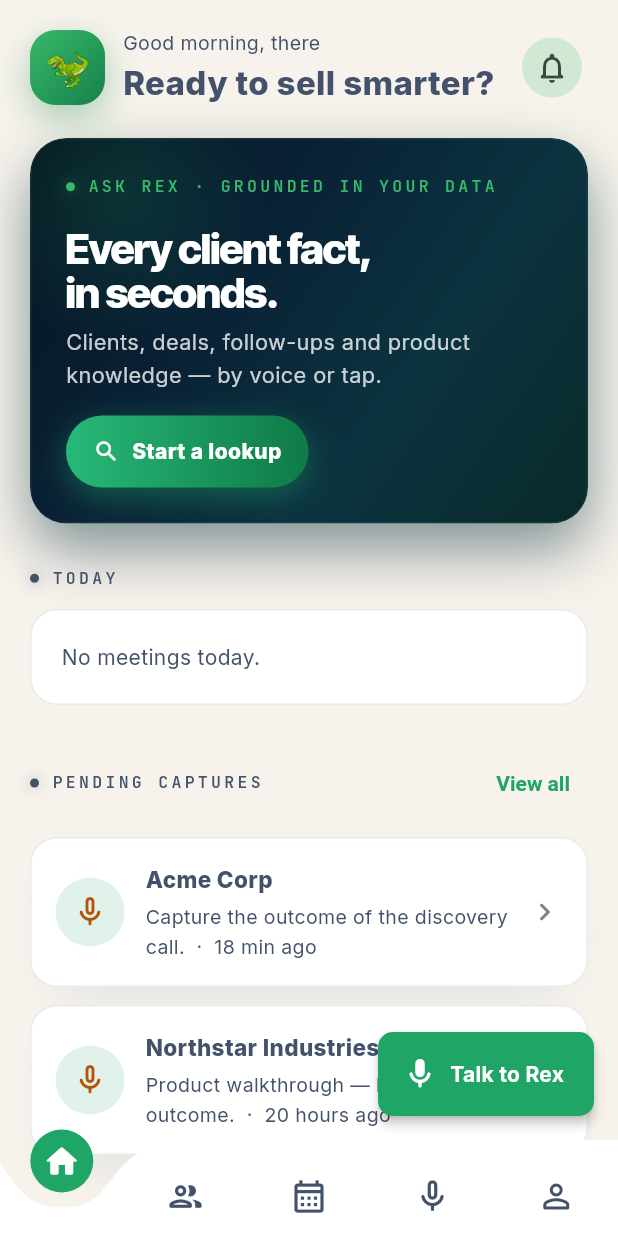
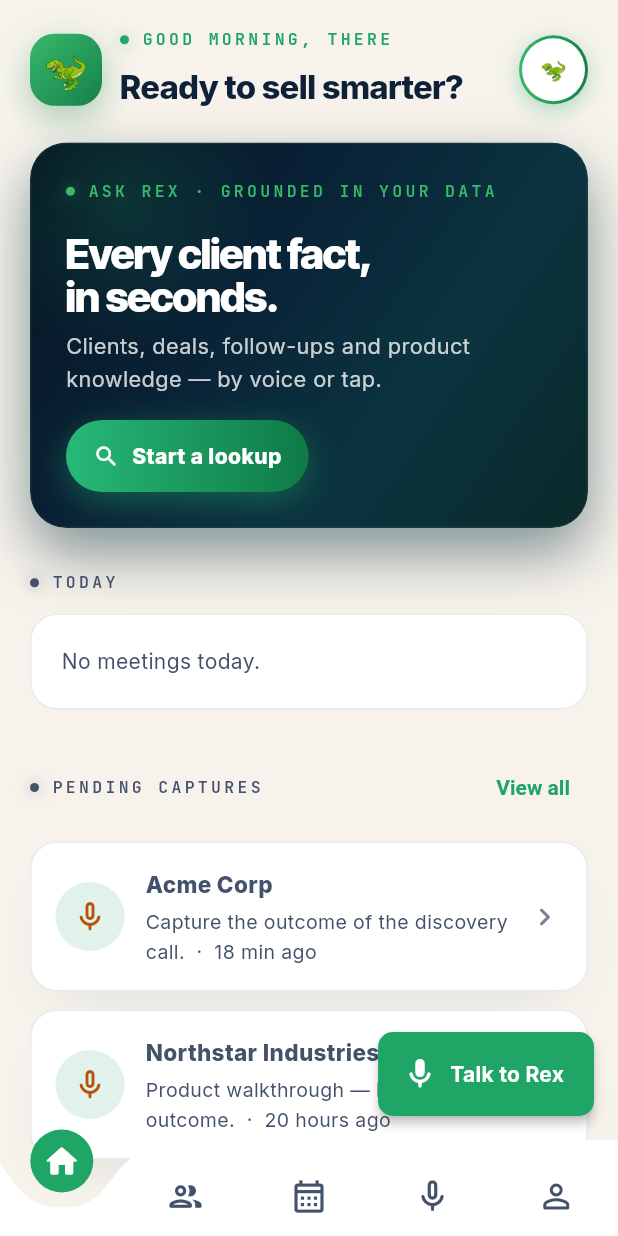
Before and after one commit to savinpadencherry/Focuschainlabs_mobile, a Flutter app: the AppShell widget shown alone on an empty page, opened directly, on a phone screen of 412 x 824 dp. Run offline on Flutter 3.47's test engine with Material 3 defaults, Android fonts, the phone set to English and light mode, and no system bars; drawn by our look-alikes of curved_navigation_bar, flutter_animate; our stand-ins replace bloc, equatable, firebase_analytics, firebase_auth, firebase_core, firebase_messaging and 10 more; accounts and stored records are empty.

```diff
--- a/lib/core/config/app_config.dart
+++ b/lib/core/config/app_config.dart
@@ -44,6 +44,12 @@ abstract final class AppConfig {
   static String get crmWebUrl =>
       _read('CRM_WEB_URL', const String.fromEnvironment('CRM_WEB_URL'));
 
+  // --- Supabase (CRM database) ---
+  static String get supabaseUrl =>
+      _read('SUPABASE_URL', const String.fromEnvironment('SUPABASE_URL'));
+  static String get supabaseAnonKey =>
+      _read('SUPABASE_ANON_KEY', const String.fromEnvironment('SUPABASE_ANON_KEY'));
+
   // --- Trello ---
   static String get trelloKey =>
       _read('TRELLO_KEY', const String.fromEnvironment('TRELLO_KEY'));
@@ -56,6 +62,8 @@ abstract final class AppConfig {
 
   // --- Capability flags ---
   static bool get hasGemini => geminiApiKey.isNotEmpty;
+  static bool get hasSupabase =>
+      supabaseUrl.isNotEmpty && supabaseAnonKey.isNotEmpty;
   static bool get hasGithubCrm => githubToken.isNotEmpty && githubCrmRepo.isNotEmpty;
   static bool get hasCrmWeb => crmWebUrl.isNotEmpty;
   static bool get hasTrello =>
--- a/lib/core/models/crm.dart
+++ b/lib/core/models/crm.dart
@@ -56,7 +56,8 @@ class CrmInteraction extends Equatable {
             ) ??
             DateTime.now(),
         author: (json['author'] ?? json['from'] ?? '').toString(),
-        kind: json['subject'] != null ? 'email' : 'comment',
+        kind: json['kind']?.toString() ??
+            (json['subject'] != null ? 'email' : 'comment'),
       );
 
   @override
--- /dev/null
+++ b/lib/core/services/reminders/reminder_service.dart
@@ -0,0 +1,63 @@
+import 'package:flutter/foundation.dart' show kIsWeb;
+import 'package:flutter_local_notifications/flutter_local_notifications.dart';
+
+import '../../models/meeting.dart';
+
+/// Shows a local notification asking for an update when a calendar meeting has
+/// ended (F3). Server-side detection sends real push later; this client check
+/// fires when the app is opened/resumed, so the prompt is never missed even
+/// without a backend cron. Each meeting is reminded at most once per session.
+class ReminderService {
+  final FlutterLocalNotificationsPlugin _plugin = FlutterLocalNotificationsPlugin();
+  final Set<String> _notified = <String>{};
+  bool _inited = false;
+
+  Future<void> init({void Function(String? payload)? onTap}) async {
+    if (kIsWeb || _inited) return;
+    try {
+      const AndroidInitializationSettings android =
+          AndroidInitializationSettings('@mipmap/ic_launcher');
+      const DarwinInitializationSettings ios = DarwinInitializationSettings();
+      await _plugin.initialize(
+        const InitializationSettings(android: android, iOS: ios),
+        onDidReceiveNotificationResponse: (NotificationResponse r) =>
+            onTap?.call(r.payload),
+      );
+      await _plugin
+          .resolvePlatformSpecificImplementation<
+              AndroidFlutterLocalNotificationsPlugin>()
+          ?.requestNotificationsPermission();
+      _inited = true;
+    } catch (_) {
+      // Notifications unavailable — non-fatal (the home still shows the prompt).
+    }
+  }
+
+  Future<void> remindEndedMeetings(List<Meeting> awaiting) async {
+    if (kIsWeb || !_inited) return;
+    for (final Meeting m in awaiting) {
+      if (_notified.contains(m.id)) continue;
+      _notified.add(m.id);
+      try {
+        await _plugin.show(
+          m.id.hashCode & 0x7fffffff,
+          'How did the meeting with ${m.clientName} go?',
+          'Tap to capture the outcome of ${m.title}.',
+          const NotificationDetails(
+            android: AndroidNotificationDetails(
+              'captures',
+              'Capture reminders',
+              channelDescription: 'Prompts to capture a meeting outcome',
+              importance: Importance.high,
+              priority: Priority.high,
+            ),
+            iOS: DarwinNotificationDetails(),
+          ),
+          payload: m.id,
+        );
+      } catch (_) {
+        // Ignore individual failures.
+      }
+    }
+  }
+}
--- a/lib/features/home/view/widgets/home_header.dart
+++ b/lib/features/home/view/widgets/home_header.dart
@@ -3,9 +3,11 @@ import 'package:flutter/material.dart';
 import '../../../../core/models/user.dart';
 import '../../../../core/theme/app_colors.dart';
 import '../../../../core/utils/formatters.dart';
+import '../../../../shared/widgets/mono_label.dart';
 import '../../../../shared/widgets/rex_logo.dart';
 
-/// Greeting row: brand mark, time-aware greeting and a notifications affordance.
+/// Greeting row: brand mark, time-aware mono eyebrow + headline, and the
+/// signed-in user's avatar.
 class HomeHeader extends StatelessWidget {
   const HomeHeader({super.key, required this.user});
 
@@ -16,28 +18,64 @@ class HomeHeader extends StatelessWidget {
     final String name = user?.name.split(' ').first ?? 'there';
     return Row(
       children: <Widget>[
-        const RexLogo(size: 50),
+        const RexLogo(size: 48),
         const SizedBox(width: 12),
         Expanded(
           child: Column(
             crossAxisAlignment: CrossAxisAlignment.start,
             children: <Widget>[
-              Text(
-                '${Formatters.greeting(DateTime.now())}, $name',
-                style: const TextStyle(fontSize: 13, color: AppColors.textSecondary),
-              ),
+              MonoLabel('${Formatters.greeting(DateTime.now())}, $name'),
+              const SizedBox(height: 6),
               const Text(
                 'Ready to sell smarter?',
-                style: TextStyle(fontSize: 22, fontWeight: FontWeight.w800),
+                style: TextStyle(
+                  fontSize: 22,
+                  fontWeight: FontWeight.w800,
+                  letterSpacing: -0.6,
+                  color: AppColors.ink,
+                ),
               ),
             ],
           ),
         ),
-        IconButton.filledTonal(
-          onPressed: () {},
-          icon: const Icon(Icons.notifications_none_rounded),
-        ),
+        _Avatar(user: user),
       ],
     );
   }
 }
+
+class _Avatar extends StatelessWidget {
+  const _Avatar({required this.user});
+
+  final AppUser? user;
+
+  @override
+  Widget build(BuildContext context) {
+    return Container(
+      padding: const EdgeInsets.all(2),
+      decoration: BoxDecoration(
+        shape: BoxShape.circle,
+        gradient: const LinearGradient(colors: AppColors.logoGradient),
+        boxShadow: <BoxShadow>[
+          BoxShadow(
+            color: AppColors.green.withValues(alpha: 0.35),
+            blurRadius: 12,
+            offset: const Offset(0, 4),
+          ),
+        ],
+      ),
+      child: CircleAvatar(
+        radius: 21,
+        backgroundColor: AppColors.surface,
+        child: Text(
+          user?.initials ?? '🦖',
+          style: const TextStyle(
+            fontWeight: FontWeight.w800,
+            color: AppColors.ink,
+            fontSize: 14,
+          ),
+        ),
+      ),
+    );
+  }
+}
--- a/lib/features/shell/view/app_shell.dart
+++ b/lib/features/shell/view/app_shell.dart
@@ -1,6 +1,10 @@
 import 'package:curved_navigation_bar/curved_navigation_bar.dart';
 import 'package:flutter/material.dart';
 
+import '../../../core/get.dart';
+import '../../../core/models/meeting.dart';
+import '../../../core/repository/meeting_repository.dart';
+import '../../../core/services/reminders/reminder_service.dart';
 import '../../../core/theme/app_colors.dart';
 import '../../../core/theme/app_motion.dart';
 import '../../../core/utils/responsive.dart';
@@ -22,7 +26,7 @@ class AppShell extends StatefulWidget {
   State<AppShell> createState() => _AppShellState();
 }
 
-class _AppShellState extends State<AppShell> {
+class _AppShellState extends State<AppShell> with WidgetsBindingObserver {
   int _index = 0;
 
   static const List<Widget> _pages = <Widget>[
@@ -32,6 +36,35 @@ class _AppShellState extends State<AppShell> {
     PendingPage(key: ValueKey<String>('pending')),
     ProfilePage(key: ValueKey<String>('profile')),
   ];
+
+  @override
+  void initState() {
+    super.initState();
+    WidgetsBinding.instance.addObserver(this);
+    _checkReminders();
+  }
+
+  @override
+  void dispose() {
+    WidgetsBinding.instance.removeObserver(this);
+    super.dispose();
+  }
+
+  @override
+  void didChangeAppLifecycleState(AppLifecycleState state) {
+    if (state == AppLifecycleState.resumed) _checkReminders();
+  }
+
+  /// On open/resume, prompt for any meeting that just ended (F3, client-side).
+  Future<void> _checkReminders() async {
+    try {
+      final List<Meeting> awaiting =
+          await app<MeetingRepository>().awaitingCapture();
+      await app<ReminderService>().remindEndedMeetings(awaiting);
+    } catch (_) {
+      // Non-fatal.
+    }
+  }
 
   void _select(int value) {
     if (value != _index) setState(() => _index = value);
--- a/pubspec.yaml
+++ b/pubspec.yaml
@@ -36,6 +36,8 @@ dependencies:
   firebase_performance: ^0.10.0+9
   firebase_messaging: ^15.1.3
   flutter_local_notifications: ^17.2.3
+  # Supabase (CRM database)
+  supabase_flutter: ^2.8.0
 
 dev_dependencies:
   flutter_test:
```
Also changed, not shown: lib/core/get.dart (+11 -2 lines), lib/core/services/crm/supabase_crm_service.dart (added, +129 -0 lines), lib/core/services/supabase/supabase_bootstrap.dart (added, +23 -0 lines), lib/features/auth/view/login_view.dart (+55 -3 lines), lib/main.dart (+13 -2 lines), pubspec.lock, 5 other files.
